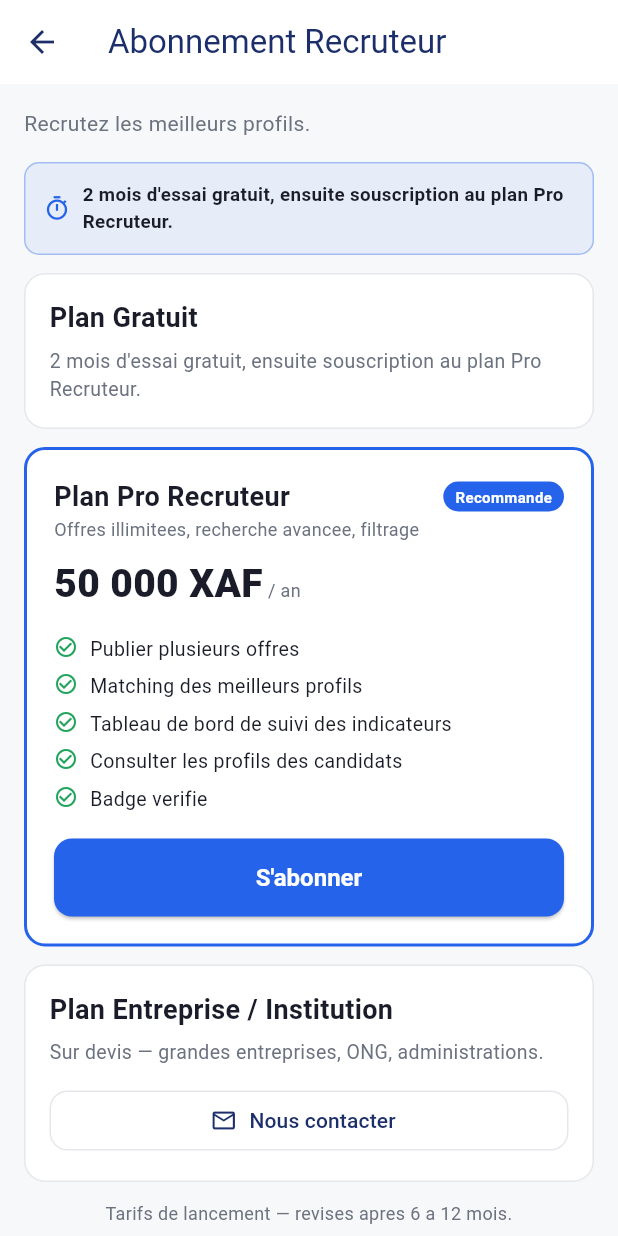
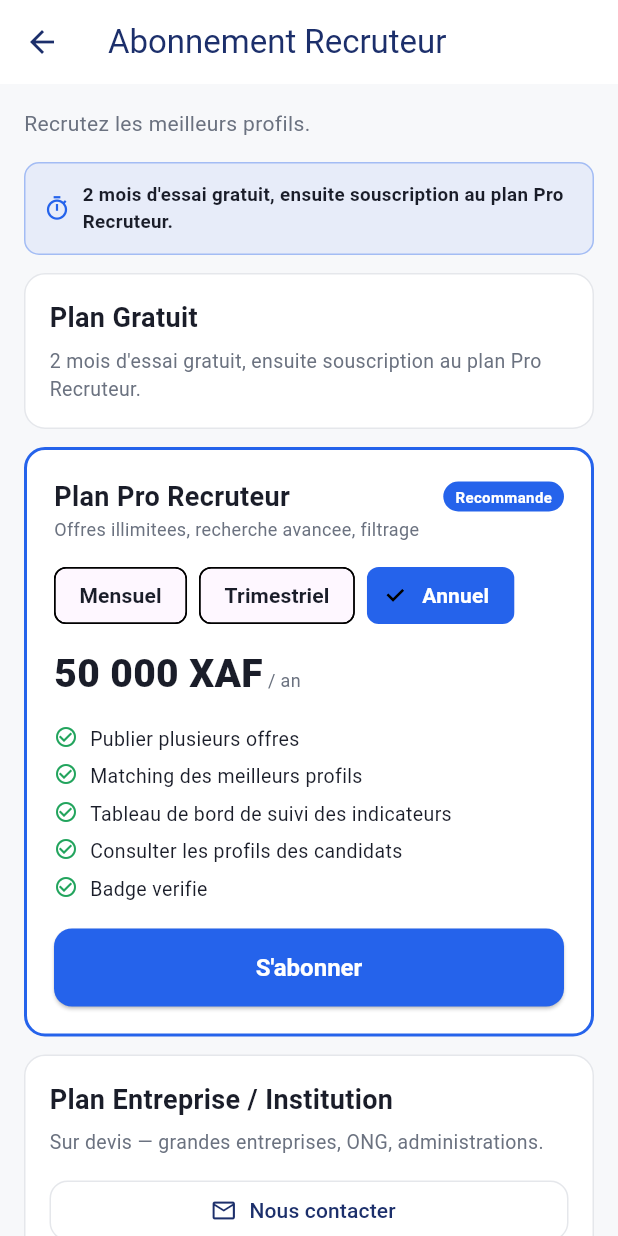
Before and after one commit to tnksynergies/bantulink_app, a Flutter app: the RecruiterSubscriptionScreen screen opened directly, on a phone screen of 412 x 824 dp. Run offline on Flutter 3.47's test engine with Material 3 defaults, Android fonts, the phone set to English and light mode, and no system bars; our stand-ins replace cached_network_image, cross_file, dio, file_picker, flutter_local_notifications, flutter_riverpod and 8 more; missing offline and left inert: dart:html; accounts and stored records are empty; network calls fail.

Commit message:
Recruteur: abonnement 3 formules (mensuel, trimestriel, annuel) + fleche retour
Symptomes signales sur l ecran d abonnement recruteur :
1. Le back Android hardware fermait l app au lieu de revenir en arriere
2. Seule la formule annuelle 50 000 XAF etait proposee
3. AppBar sans fleche retour visible

Corrections :
- AppBar : fleche retour EXPLICITE (pas d implyLeading fiable car la
  route est poussee dans le root navigator), pop() si possible sinon
  go(/accueil)
- PopScope autour du Scaffold : intercepte le back materiel Android et
  applique la meme logique de retour (fix critique : sans ca l app se
  fermait)
- 3 formules Pro Recruteur via ChoiceChip :
    * Mensuel : 5 000 XAF/mois
    * Trimestriel : 13 500 XAF/trimestre
    * Annuel : 50 000 XAF/an (par defaut, selectionne)
  Message discret sur mensuel/trimestriel : Economisez avec l annuel
- SubscribeSheet recoit desormais amount + period selon la formule
  choisie (au lieu du yearly/50000 en dur)
- _printInvoice : retrouve la formule via sub.period et imprime avec
  le bon montant + label
- Nouveaux helpers _periodLabel et _formatXaf

Backend (grille validation initiate-payment) : synchronise dans le
commit precedent (PaiementController + /tarifs).

Co-Authored-By: Claude Opus 4.7 <noreply@anthropic.com>

```diff
--- a/lib/features/recruiter/presentation/recruiter_subscription_screen.dart
+++ b/lib/features/recruiter/presentation/recruiter_subscription_screen.dart
@@ -1,5 +1,6 @@
 import 'package:flutter/material.dart';
 import 'package:flutter_riverpod/flutter_riverpod.dart';
+import 'package:go_router/go_router.dart';
 import '../../../core/i18n/app_localizations.dart';
 import '../../../core/services/invoice_pdf.dart';
 import '../../../core/subscriptions/subscriptions_providers.dart';
@@ -11,18 +12,69 @@ import '../../freelancers/presentation/subscription_screen.dart'
 
 /// Abonnement recruteur — PLAN TARIFAIRE BANTUHIRE :
 ///   A. Plan Gratuit : 2 mois d'essai apres la creation du profil pro.
-///   B. Plan Pro Recruteur : 50 000 XAF/an (offres illimitees, matching,
-///      dashboard, profils candidats, badge verifie).
+///   B. Plan Pro Recruteur : 3 formules (mensuel / trimestriel / annuel).
 ///   C. Plan Entreprise / Institution : sur devis.
-class RecruiterSubscriptionScreen extends ConsumerWidget {
+class RecruiterSubscriptionScreen extends ConsumerStatefulWidget {
   const RecruiterSubscriptionScreen({super.key});
 
   @override
-  Widget build(BuildContext context, WidgetRef ref) {
+  ConsumerState<RecruiterSubscriptionScreen> createState() =>
+      _RecruiterSubscriptionScreenState();
+}
+
+/// Formules Pro Recruteur. Les tarifs sont fixes ici et repris cote
+/// backend (PaiementController::initiatePayment grid).
+class _ProPeriod {
+  const _ProPeriod({required this.key, required this.amount, required this.unitLabel});
+  final String key; // monthly | quarterly | yearly
+  final int amount; // XAF
+  final String unitLabel; // "/ mois", "/ trimestre", "/ an"
+}
+
+const _proPeriods = [
+  _ProPeriod(key: 'monthly',   amount: 5000,  unitLabel: '/ mois'),
+  _ProPeriod(key: 'quarterly', amount: 13500, unitLabel: '/ trimestre'),
+  _ProPeriod(key: 'yearly',    amount: 50000, unitLabel: '/ an'),
+];
+
+class _RecruiterSubscriptionScreenState
+    extends ConsumerState<RecruiterSubscriptionScreen> {
+  /// Formule par defaut : annuel (meilleur rapport prix).
+  int _selectedPeriod = 2;
+
+  @override
+  Widget build(BuildContext context) {
     final access = ref.watch(recruiterAccessProvider);
+    final period = _proPeriods[_selectedPeriod];
 
-    return Scaffold(
-      appBar: AppBar(title: Text(context.tr('rsub.title'))),
+    return PopScope(
+      // Intercepte le back materiel Android : sans ca, la route poussee
+      // dans le root navigator laissait le systeme fermer l'app au lieu
+      // de revenir a l'ecran precedent.
+      canPop: false,
+      onPopInvokedWithResult: (didPop, _) {
+        if (didPop) return;
+        if (Navigator.of(context).canPop()) {
+          Navigator.of(context).pop();
+        } else {
+          context.go('/accueil');
+        }
+      },
+      child: Scaffold(
+      appBar: AppBar(
+        leading: IconButton(
+          icon: const Icon(Icons.arrow_back),
+          tooltip: 'Retour',
+          onPressed: () {
+            if (Navigator.of(context).canPop()) {
+              Navigator.of(context).pop();
+            } else {
+              context.go('/accueil');
+            }
+          },
+        ),
+        title: Text(context.tr('rsub.title')),
+      ),
       body: ListView(
         padding: const EdgeInsets.all(16),
         children: [
@@ -133,23 +185,56 @@ class RecruiterSubscriptionScreen extends ConsumerWidget {
                 Text(context.tr('rsub.pro_tagline'),
                     style: const TextStyle(
                         fontSize: 12, color: AppColors.textMuted)),
+                const SizedBox(height: 12),
+
+                // Selecteur de periode (mensuel / trimestriel / annuel).
+                Wrap(
+                  spacing: 8,
+                  runSpacing: 8,
+                  children: [
+                    for (var i = 0; i < _proPeriods.length; i++)
+                      ChoiceChip(
+                        label: Text(_periodLabel(i)),
+                        selected: _selectedPeriod == i,
+                        onSelected: (_) =>
+                            setState(() => _selectedPeriod = i),
+                        selectedColor: AppColors.royalBlue,
+                        labelStyle: TextStyle(
+                          color: _selectedPeriod == i
+                              ? Colors.white
+                              : AppColors.textPrimary,
+                          fontWeight: FontWeight.w600,
+                        ),
+                      ),
+                  ],
+                ),
                 const SizedBox(height: 10),
                 Text.rich(
                   TextSpan(
                     children: [
-                      const TextSpan(
-                        text: '50 000 XAF',
-                        style: TextStyle(
+                      TextSpan(
+                        text: _formatXaf(period.amount),
+                        style: const TextStyle(
                             fontSize: 26, fontWeight: FontWeight.w900),
                       ),
                       TextSpan(
-                        text: ' ${context.tr('rsub.per_year')}',
+                        text: ' ${period.unitLabel}',
                         style: const TextStyle(
                             fontSize: 12, color: AppColors.textMuted),
                       ),
                     ],
                   ),
                 ),
+                if (_selectedPeriod != 2) ...[
+                  const SizedBox(height: 4),
+                  Text(
+                    'Économisez avec l\'abonnement annuel (50 000 XAF / an)',
+                    style: TextStyle(
+                        fontSize: 11,
+                        color: AppColors.royalBlue.withOpacity(0.9),
+                        fontStyle: FontStyle.italic),
+                  ),
+                ],
                 const SizedBox(height: 12),
                 _b(context.tr('rsub.pro_b1')),
                 _b(context.tr('rsub.pro_b2')),
@@ -166,9 +251,9 @@ class RecruiterSubscriptionScreen extends ConsumerWidget {
                               context: context,
                               isScrollControlled: true,
                               backgroundColor: Colors.transparent,
-                              builder: (_) => const SubscribeSheet(
-                                  amount: 50000,
-                                  period: 'yearly',
+                              builder: (_) => SubscribeSheet(
+                                  amount: period.amount,
+                                  period: period.key,
                                   type: 'recruteur',
                                   plan: 'pro'),
                             ),
@@ -253,6 +338,7 @@ class RecruiterSubscriptionScreen extends ConsumerWidget {
           const SizedBox(height: 24),
         ],
       ),
+      ),
     );
   }
 
@@ -260,7 +346,12 @@ class RecruiterSubscriptionScreen extends ConsumerWidget {
       BuildContext context, WidgetRef ref, ActiveSubscription sub) async {
     final labels = invoiceLabels(context);
     final planLabel = context.tr('rsub.pro_plan');
-    final periodLabel = context.tr('subscription.annual');
+    // Retrouve la formule via la periode reelle de l'abonnement actif.
+    final matched = _proPeriods.firstWhere(
+      (p) => p.key == sub.period.toLowerCase(),
+      orElse: () => _proPeriods.last,
+    );
+    final periodLabel = matched.unitLabel.replaceFirst('/ ', '').trim();
     final messenger = ScaffoldMessenger.of(context);
     final user = ref.read(authControllerProvider).valueOrNull;
     final pro = user?.professionnelRaw;
@@ -272,7 +363,7 @@ class RecruiterSubscriptionScreen extends ConsumerWidget {
       await InvoicePdf.printSubscription(
         brand: brand,
         planLabel: planLabel,
-        amount: 50000,
+        amount: matched.amount,
         periodLabel: periodLabel,
         activeUntil: sub.endDateCourt,
         date: DateTime.now().toIso8601String().substring(0, 10),
@@ -285,6 +376,28 @@ class RecruiterSubscriptionScreen extends ConsumerWidget {
     } catch (e) {
       messenger.showSnackBar(SnackBar(content: Text('$e')));
     }
+  }
+
+  String _periodLabel(int i) {
+    switch (i) {
+      case 0:
+        return 'Mensuel';
+      case 1:
+        return 'Trimestriel';
+      case 2:
+      default:
+        return 'Annuel';
+    }
+  }
+
+  String _formatXaf(int v) {
+    final s = v.toString();
+    final buf = StringBuffer();
+    for (var i = 0; i < s.length; i++) {
+      if (i > 0 && (s.length - i) % 3 == 0) buf.write(' ');
+      buf.write(s[i]);
+    }
+    return '$buf XAF';
   }
 
   Widget _statusBanner(
```
